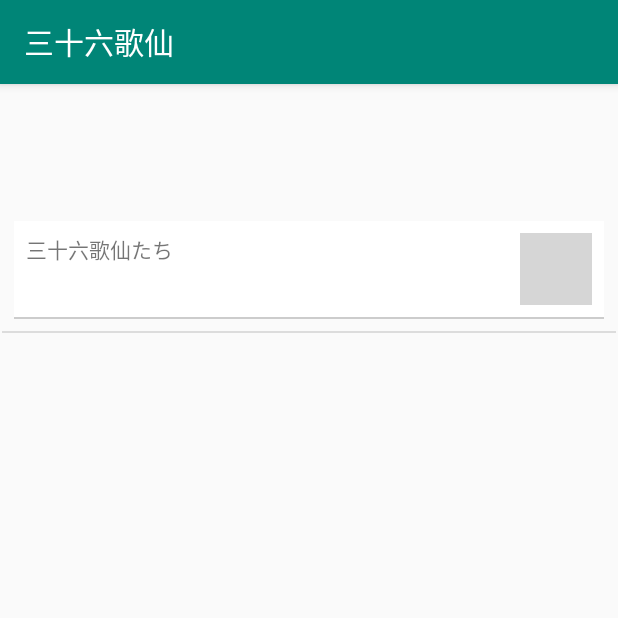
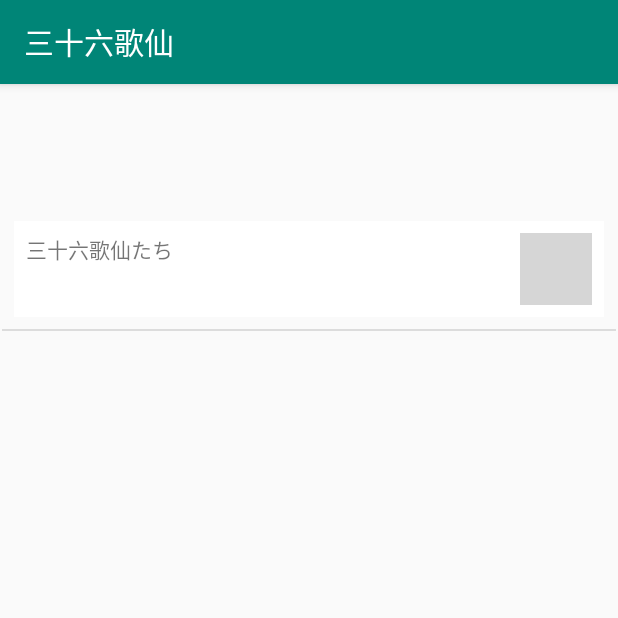
Before and after one commit to amarillons/android-repo-af, an Android app: the KasenActivity screen opened directly, with no data from a screen before it, on a phone screen of 412 x 824 dp, the top half of it. Run offline under Robolectric (Android 15) with nearby library versions, the phone set to English and light mode, and no system bars; our stand-ins replace Picasso; pictures from the network do not load; 1 statement that could not run was skipped; grey boxes are pictures that could not be loaded.

```diff
--- a/app/src/main/java/jp/afb114714/android/app/KasenActivity.kt
+++ b/app/src/main/java/jp/afb114714/android/app/KasenActivity.kt
@@ -22,11 +22,10 @@ class KasenActivity : AppCompatActivity() {
 //    val p2 = Picture("Android","https://i.pinimg.com/474x/8f/8f/dc/8f8fdc621b4dec14800bfc5fea096dfd.jpg")
 //    val p3 = Picture("iOS","https://i.pinimg.com/474x/f4/a8/a5/f4a8a5fb786d94289e659343d2a7b2ed.jpg")
 //    val p4 = Picture("Swift","https://i.pinimg.com/474x/ef/03/cf/ef03cfcc9b1aced47106ef2b99030065.jpg")
-    val p5 = Picture("三十六歌仙たち","https://i.pinimg.com/474x/3f/32/3a/3f323aef178b260a85f9ab162b31691e.jpg")
+    val p5 = Picture("三十六歌仙たち","https://i.pinimg.com/474x/3f/32/3a/3f323aef178b260a85f9ab162b31691e.jpg",  "")
 
 //    var pictures = mutableListOf<Picture>(p1,p2,p3,p4,p5)
     var pictures = mutableListOf<Picture>(p5)
-
 
     fun fetchKasenData () {
     val client = OkHttpClient().newBuilder()
@@ -50,7 +49,7 @@ class KasenActivity : AppCompatActivity() {
 
                 Log.d("777",item.toString())
 
-                val pic = Picture(item.optString("name"),item.optString("image_url"))
+                val pic = Picture(item.optString("name"),item.optString("image_url"), item.optString("description"))
                 pictures.add(pic)
             }
 
@@ -89,12 +88,14 @@ class KasenActivity : AppCompatActivity() {
 
     }
 
-    class Picture constructor(name: String, url: String) {
+    class Picture constructor(name: String, url: String, description: String) {
         val name: String
         val imageUrl: String
+        val description: String
         init {
             this.name = name
             this.imageUrl = url
+            this.description = description
         }
     }
 
@@ -130,7 +131,9 @@ class KasenActivity : AppCompatActivity() {
 
             val title = rowView.findViewById(R.id.title_text_view) as TextView
             val picture: Picture = getItem(position) as Picture
+            val descriptionView = rowView.findViewById(R.id.sub_text_view) as TextView
             title.text = picture.name
+            descriptionView.text = picture.description
 
             val imageView = rowView.findViewById<ImageView>(R.id.icon)
             // imageView.setBackgroundColor(Color.rgb(100, 100, 50))
--- a/app/src/main/res/layout/my_card_layout.xml
+++ b/app/src/main/res/layout/my_card_layout.xml
@@ -15,7 +15,7 @@
             android:layout_height="wrap_content"
             android:layout_toLeftOf="@+id/icon"/>
         <TextView
-            android:id="@+id/sub"
+            android:id="@+id/sub_text_view"
             android:layout_width="match_parent"
             android:layout_height="wrap_content"
             android:layout_below="@+id/title_text_view"
@@ -29,8 +29,4 @@
             android:layout_height="48dip"
             android:layout_alignParentRight="true"/>
     </RelativeLayout>
-    <View
-        android:layout_width="match_parent"
-        android:layout_height="1dip"
-        android:background="#cccccc"/>
 </LinearLayout>
```
